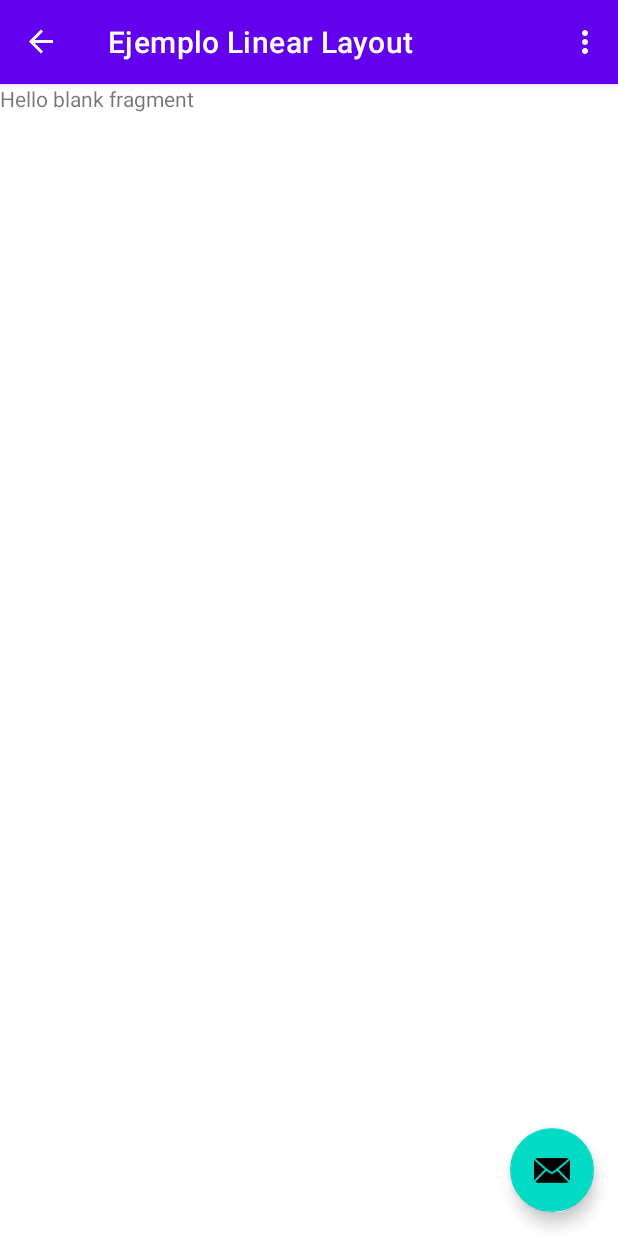
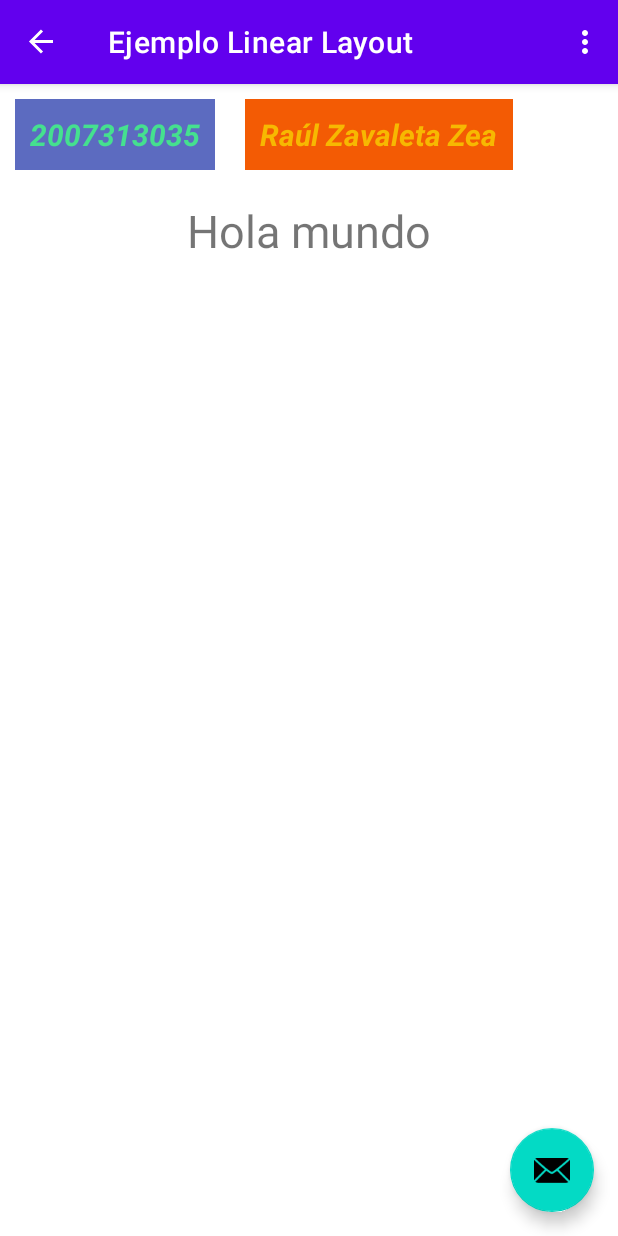
Before and after one commit to zavaletadev/t196-dapps, an Android app: the LinearFragment screen opened through its navigation route, on a phone screen of 412 x 824 dp. Run offline under Robolectric (Android 15) with nearby library versions, the phone set to English and light mode, and no system bars; our stand-ins replace navigation-ui.

Commit message:
Ejemplo de LinearLayout, propiedades y tamaños

```diff
--- a/app/src/main/res/layout/fragment_linear.xml
+++ b/app/src/main/res/layout/fragment_linear.xml
@@ -1,14 +1,78 @@
 <?xml version="1.0" encoding="utf-8"?>
-<FrameLayout xmlns:android="http://schemas.android.com/apk/res/android"
+<LinearLayout xmlns:android="http://schemas.android.com/apk/res/android"
     xmlns:tools="http://schemas.android.com/tools"
     android:layout_width="match_parent"
     android:layout_height="match_parent"
-    tools:context=".LinearFragment">
+    tools:context=".LinearFragment"
+    android:orientation="vertical">
 
-    <!-- TODO: Update blank fragment layout -->
+    <!--
+     Android permite utilizar los siguientes tamaños
+     como unidades de medida:
+
+     px ============ Pixeles (punto de luz, en función de la resolución)
+
+     dp ============ Density Points (puntos por densidad) se calculan
+                     en función de la densidad de la resolución
+
+     sp ============ Scale Points (puntos escalados) se utilizan para
+                     escalar el tamaño de fuente en función de la
+                     densidad de la resolución
+
+     match_parent == Es un tamaño dinámico en función del elemento
+                     contenedor
+
+     wrap_content == Es un tamaño dinámico en función del contenido
+                     del componente
+
+     Cuando usar
+     px ======== NUNCA (ultra necesario y tu vida dependa de ello)
+     dp ======== Para darle tamaño a los componentes
+     sp ======== Para darle tamaño a los textos
+
+     Espaciado
+     Margin ===== Es un espacio fuera del componente
+     Padding ==== Es un espacio dentro del componente
+
+     LinearLayout permite integrar 'n' cantidad de LinearLayout
+     como componente
+    -->
+
+    <LinearLayout
+        android:layout_width="match_parent"
+        android:layout_height="wrap_content"
+        android:orientation="horizontal">
+
+    <TextView
+        android:layout_width="wrap_content"
+        android:layout_height="wrap_content"
+        android:text="2007313035"
+        android:background="#5C6BC0"
+        android:padding="10dp"
+        android:layout_margin="10dp"
+        android:textColor="#45E08F"
+        android:textSize="20sp"
+        android:textStyle="bold|italic"
+        />
+
+    <TextView
+        android:layout_width="wrap_content"
+        android:layout_height="wrap_content"
+        android:text="Raúl Zavaleta Zea"
+        android:layout_margin="10dp"
+        android:padding="10dp"
+        android:textColor="#F7B801"
+        android:textSize="20sp"
+        android:textStyle="bold|italic"
+        android:background="#F35B04"/>
+    </LinearLayout>
+
     <TextView
         android:layout_width="match_parent"
-        android:layout_height="match_parent"
-        android:text="@string/hello_blank_fragment" />
+        android:layout_height="wrap_content"
+        android:text="Hola mundo"
+        android:textAlignment="center"
+        android:textSize="30sp"
+        android:paddingVertical="10dp"/>
 
-</FrameLayout>
+</LinearLayout>
```
Also changed, not shown: app/src/main/java/mx/edu/uteq/dapps/holamundo196/P1Constraint.java (added, +63 -0 lines), app/src/main/java/mx/edu/uteq/dapps/holamundo196/P1Linear.java (added, +63 -0 lines), app/src/main/res/layout/fragment_p1_constraint.xml (added, +14 -0 lines), app/src/main/res/layout/fragment_p1_linear.xml (added, +14 -0 lines).
